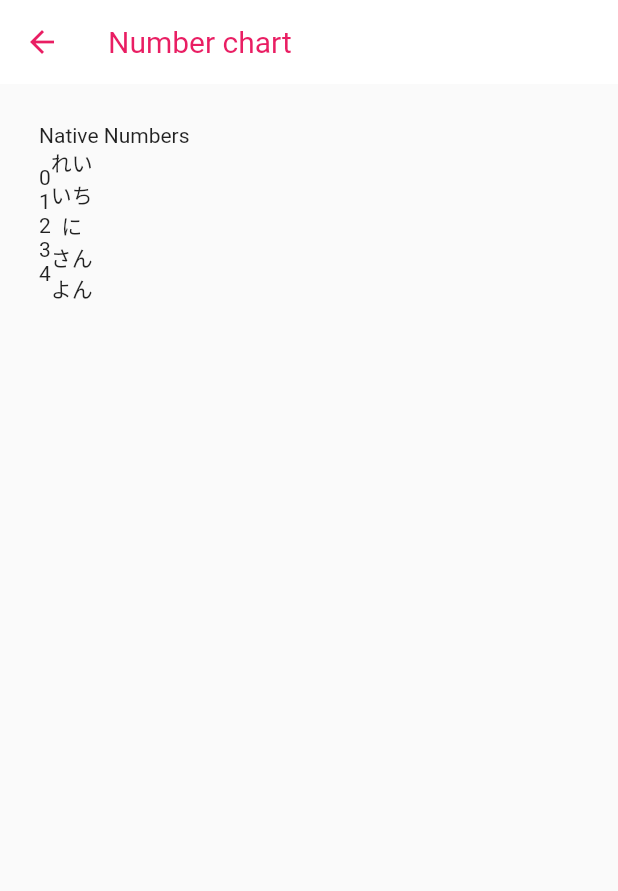
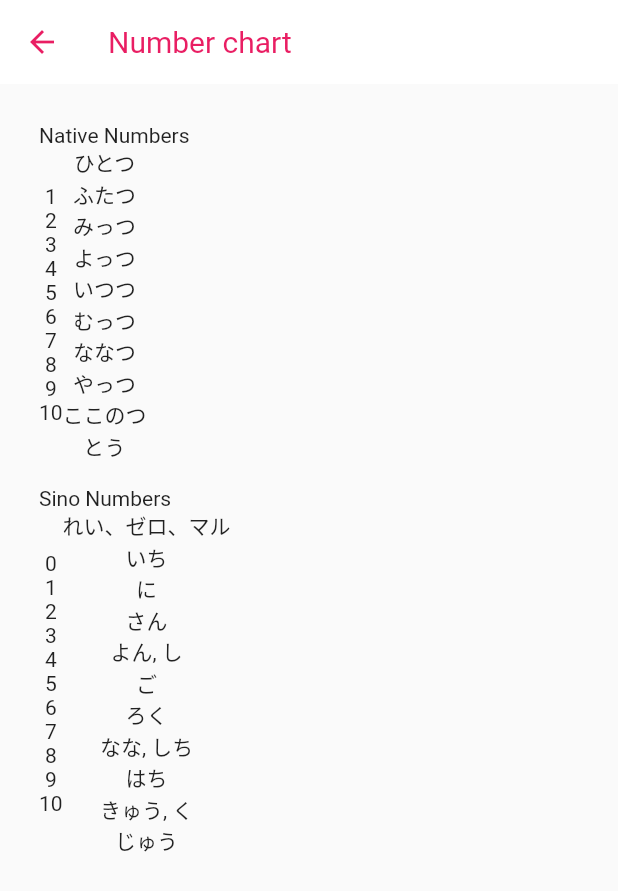
Before and after one commit to nel-sam/nalelu, a Flutter app: the screen it shows after launch, after a tap on "Number chart", on a phone screen of 412 x 824 dp. Shown: the top 891 px of the screen. Run offline on Flutter 3.47's test engine with Material 2 defaults, Android fonts, the phone set to English and light mode, and no system bars; generated files the repository leaves out were written again; Roboto replaces fonts that are missing (helvetica).

Commit message:
Added number chart

```diff
--- a/lib/l10n/intl_en.arb
+++ b/lib/l10n/intl_en.arb
@@ -1,5 +1,6 @@
 {
   "numbers": "Numbers",
   "nativeNumbers": "Native Numbers",
+  "sinoNumbers": "Sino Numbers",
   "numberChart": "Number chart"
 }
--- a/lib/l10n/intl_es.arb
+++ b/lib/l10n/intl_es.arb
@@ -1,5 +1,6 @@
 {
   "numbers": "Números",
-  "nativeNumbers": "Númberos Nativos",
+  "nativeNumbers": "Números Nativos",
+  "sinoNumbers": "Números Sino",
   "numberChart": "Tabla de números"
 }
--- a/lib/main.dart
+++ b/lib/main.dart
@@ -1,7 +1,6 @@
 import 'package:flutter/material.dart';
 import 'package:flutter_localizations/flutter_localizations.dart';
 import 'package:flutter_gen/gen_l10n/app_localizations.dart';
-
 import 'package:provider/provider.dart';
 import 'package:nareru/constants.dart';
 import 'package:nareru/state/suuji.exercise-notifier.dart';
--- a/lib/state/suuji.exercise-notifier.dart
+++ b/lib/state/suuji.exercise-notifier.dart
@@ -1,8 +1,6 @@
 import 'package:flutter/material.dart';
 import 'package:nareru/state/models/count-exercise-state.dart';
 import 'package:nareru/state/models/suuji-exercise-state.dart';
-
-
 
 class SuujiExerciseNotifier with ChangeNotifier {
   late SuujiExerciseState suujiExerciseState;
@@ -10,19 +8,13 @@ class SuujiExerciseNotifier with ChangeNotifier {
   SuujiExerciseNotifier() {
     List<CountExerciseState> countExerciseState = [
       CountExerciseState(
-        icon: Icons.person,
-        count: 3,
-        correctAnswer: 'さん',
-        counter: '人々の数'
-      ),
+          icon: Icons.person, count: 3, correctAnswer: 'さん', counter: '人'),
     ];
 
-    suujiExerciseState = SuujiExerciseState(
-      countExercises: countExerciseState
-    );
+    suujiExerciseState = SuujiExerciseState(countExercises: countExerciseState);
   }
   onUserCountSet(CountExerciseState state, String userInput) {
-      state.userInput = userInput;
-      notifyListeners();
+    state.userInput = userInput;
+    notifyListeners();
   }
 }
--- a/lib/widgets/suuji-exercise/number-chart.dart
+++ b/lib/widgets/suuji-exercise/number-chart.dart
@@ -20,20 +20,79 @@ class NumberChart extends StatelessWidget {
             children: [
               Column(
                 children: [
+                  Text('1'),
+                  Text('2'),
+                  Text('3'),
+                  Text('4'),
+                  Text('5'),
+                  Text('6'),
+                  Text('7'),
+                  Text('8'),
+                  Text('9'),
+                  Text('10')
+                ],
+              ),
+              Column(
+                children: [
+                  Text('ひとつ'),
+                  Text('ふたつ'),
+                  Text('みっつ'),
+                  Text('よっつ'),
+                  Text('いつつ'),
+                  Text('むっつ'),
+                  Text('ななつ'),
+                  Text('やっつ'),
+                  Text('ここのつ'),
+                  Text('とう')
+                ],
+              ),
+            ],
+          )
+        ],
+      ),
+    );
+  }
+
+  getSinoNumberChart(BuildContext context) {
+    return Padding(
+      padding: const EdgeInsets.all(8.0),
+      child: Column(
+        children: [
+          Row(
+            children: [
+              Text(AppLocalizations.of(context)!.sinoNumbers),
+            ],
+          ),
+          Row(
+            children: [
+              Column(
+                children: [
                   Text('0'),
                   Text('1'),
                   Text('2'),
                   Text('3'),
                   Text('4'),
+                  Text('5'),
+                  Text('6'),
+                  Text('7'),
+                  Text('8'),
+                  Text('9'),
+                  Text('10')
                 ],
               ),
               Column(
                 children: [
-                  Text('れい'),
+                  Text('れい、ゼロ、マル'),
                   Text('いち'),
                   Text('に'),
                   Text('さん'),
-                  Text('よん'),
+                  Text('よん, し'),
+                  Text('ご'),
+                  Text('ろく'),
+                  Text('なな, しち'),
+                  Text('はち'),
+                  Text('きゅう, く'),
+                  Text('じゅう')
                 ],
               ),
             ],
@@ -61,6 +120,7 @@ class NumberChart extends StatelessWidget {
             child: Column(
               children: [
                 getNativeNumberChart(context),
+                getSinoNumberChart(context)
               ],
             ),
           ),
```
